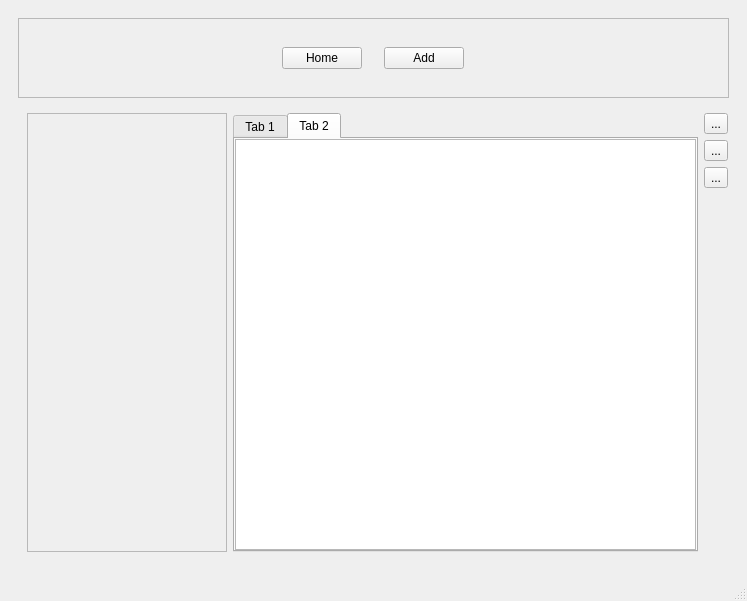
simmonsj330/NotiSimplifi, file mainwindow.ui: the form before one commit.
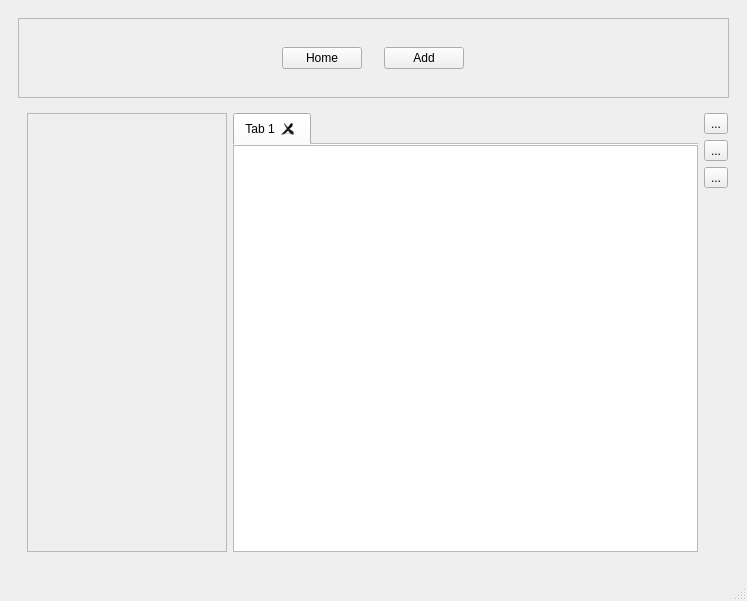
The form after the commit. The open tabs and pages were chosen to show the change. Icons and pictures are not drawn.

```diff
--- a/mainwindow.ui
+++ b/mainwindow.ui
@@ -159,9 +159,21 @@
                    <verstretch>0</verstretch>
                   </sizepolicy>
                  </property>
+                 <property name="tabShape">
+                  <enum>QTabWidget::Rounded</enum>
+                 </property>
                  <property name="currentIndex">
                   <number>0</number>
                  </property>
+                 <property name="documentMode">
+                  <bool>true</bool>
+                 </property>
+                 <property name="tabsClosable">
+                  <bool>true</bool>
+                 </property>
+                 <property name="movable">
+                  <bool>true</bool>
+                 </property>
                  <widget class="QWidget" name="tab">
                   <property name="sizePolicy">
                    <sizepolicy hsizetype="Preferred" vsizetype="Preferred">
@@ -197,31 +209,6 @@
                    </item>
                   </layout>
                  </widget>
-                 <widget class="QWidget" name="tab_2">
-                  <attribute name="title">
-                   <string>Tab 2</string>
-                  </attribute>
-                  <layout class="QHBoxLayout" name="horizontalLayout_8">
-                   <property name="sizeConstraint">
-                    <enum>QLayout::SetDefaultConstraint</enum>
-                   </property>
-                   <property name="leftMargin">
-                    <number>0</number>
-                   </property>
-                   <property name="topMargin">
-                    <number>0</number>
-                   </property>
-                   <property name="rightMargin">
-                    <number>0</number>
-                   </property>
-                   <property name="bottomMargin">
-                    <number>0</number>
-                   </property>
-                   <item>
-                    <widget class="QPlainTextEdit" name="plainTextEdit_2"/>
-                   </item>
-                  </layout>
-                 </widget>
                 </widget>
                </item>
               </layout>
```
